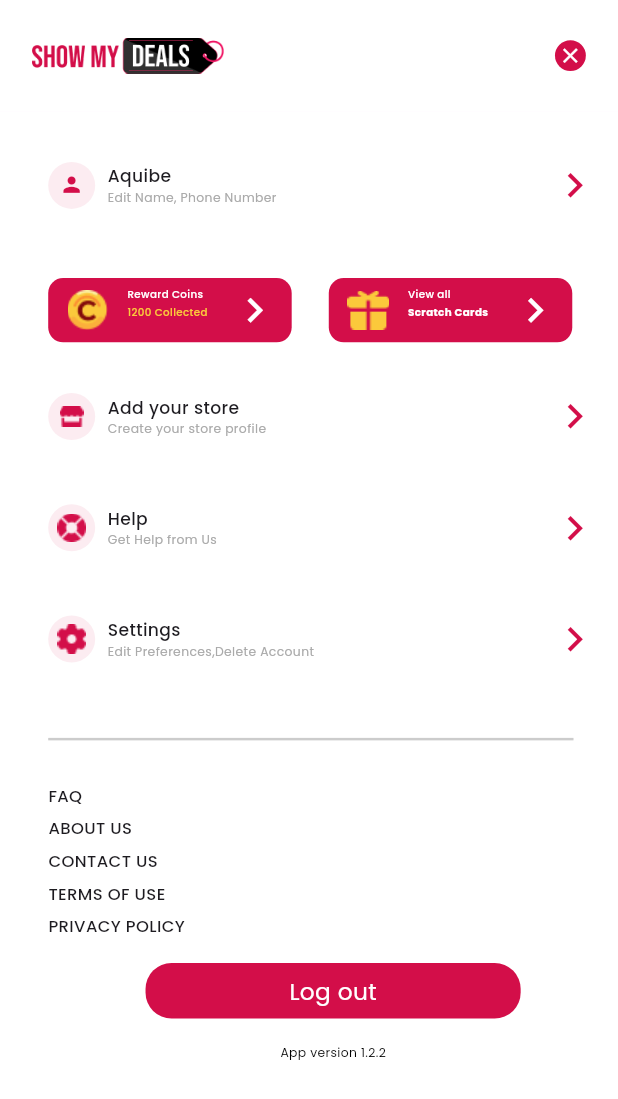
After one commit to Sabari-nath-p/showmyDeals, a Flutter app: the ProfileSettingScreen screen opened directly, on a phone screen of 412 x 824 dp. The commit adds this screen. Shown: the top 1099 px of the screen. Run offline on Flutter 3.47's test engine with Material 3 defaults, Android fonts, the phone set to English and light mode, and no system bars; our stand-ins replace flutter_svg, get, google_fonts, loading_animation_widget, pinput, sizer; missing offline and left inert: fl_country_code_picker.

Commit message:
settings

```diff
--- /dev/null
+++ b/lib/Screens/HomeScreen/views/ProfileSettings.dart
@@ -0,0 +1,255 @@
+import 'package:flutter/material.dart';
+import 'package:get/get.dart';
+import 'package:google_fonts/google_fonts.dart';
+import 'package:show_my_deals/Base/AppColor.dart';
+import 'package:show_my_deals/main.dart';
+import 'package:sizer/sizer.dart';
+
+class ProfileSettingScreen extends StatelessWidget {
+  const ProfileSettingScreen({super.key});
+
+  @override
+  Widget build(BuildContext context) {
+    return SafeArea(
+      child: Scaffold(
+         appBar: AppBar(
+
+          leadingWidth: 36.51.w,
+
+          backgroundColor: Colors.white,
+          toolbarHeight: 9.h,
+          leading: Row(
+            children: [
+              SizedBox(
+                width: 5.2.w,
+              ),
+              Expanded(
+                  child: Image.asset("lib/Base/Assets/Images/badgelogo.png")),
+            ],
+          ),
+          actions: [
+            Container(
+                width: 5.w,
+                height: 5.w,
+                decoration: BoxDecoration(
+                  shape: BoxShape.circle,
+                  color: Appc.PrimaryColor,
+
+                ),
+                child: Icon(Icons.close,size: 4.w,color: Colors.white,),
+            ),
+            SizedBox(
+              width: 5.2.w,
+              height: 6.h,
+            ),
+          ],),
+
+          body:  Container(
+            width: 100.w,
+            height: 100.h,
+            color: Colors.white,
+
+            child: Padding(
+              padding:EdgeInsets.only(left: 7.8.w),
+              child: Column(
+                crossAxisAlignment: CrossAxisAlignment.start,
+                children: [
+                  SizedBox(height: 4.h,),
+                  Row(
+                    children: [
+                      Container(
+                        width: 7.6.w,
+                        height: 7.6.w,
+
+                        decoration: BoxDecoration(shape: BoxShape.circle,
+                      color: Appc.PrimaryColor.withOpacity(.08)) ,
+                      child: Icon(Icons.person,size: 4.w,color: Appc.PrimaryColor,),
+                      ),
+                      SizedBox(width: 2.w,),
+                      Column(
+                        crossAxisAlignment: CrossAxisAlignment.start,
+                        children: [
+
+                          Text("Aquibe",style: GoogleFonts.poppins(fontWeight:FontWeight.w500,fontSize: 8.3333.sp ),),
+                           Text("Edit Name, Phone Number",style: GoogleFonts.poppins(fontWeight:FontWeight.w400,fontSize: 6.sp ,color: Color(0xffAAAAAA)),),
+                        ],
+                      ),
+                       Expanded(child: Container()),
+                            Icon(Icons.chevron_right,color: Appc.PrimaryColor,size: 4.h,),
+                            SizedBox(width: 3.w,),
+                    ],
+                  ),
+                  SizedBox(height: 5.5.h,),
+                  Row(
+                    children: [
+
+                      Container(
+                        width: 39.4.w,
+                        height: 5.2.h,
+
+                        decoration: BoxDecoration(color: Appc.PrimaryColor,borderRadius: BorderRadius.circular(10)),
+                        child: Row(
+                          children: [
+                            SizedBox(width: 3.w,),
+                            SizedBox(height:6.8.w ,width: 6.8.w,
+                            child: Image.asset("lib/Base/Assets/Images/coin.png"),),
+                            SizedBox(width: 3.w,),
+                            Column(
+                              crossAxisAlignment: CrossAxisAlignment.start,
+                              children: [
+                                SizedBox(height: 0.8.h,),
+                                  Text("Reward Coins",style: GoogleFonts.poppins(fontWeight:FontWeight.w500,fontSize: 5.sp ,color: Colors.white),),
+                         SizedBox(height: 0.2.h,),  Text("1200 Collected",style: GoogleFonts.poppins(fontWeight:FontWeight.w500,fontSize: 5.sp ,color: Color(0xffFBC93B)),),
+
+                              ],
+                            ),
+                            Expanded(child: Container()),
+                            Icon(Icons.chevron_right,color: Colors.white,size: 4.h,),
+                            SizedBox(width: 2.w,),
+                          ],
+                        ),
+                      ),
+                      SizedBox(width:6.w ,),
+                       Container(
+                        width: 39.4.w,
+                        height: 5.2.h,
+
+                        decoration: BoxDecoration(color: Appc.PrimaryColor,borderRadius: BorderRadius.circular(10)),
+                        child: Row(
+                          children: [
+                            SizedBox(width: 3.w,),
+                            SizedBox(height:6.8.w ,width: 6.8.w,
+                            child: Image.asset("lib/Base/Assets/Images/gift.png"),),
+                            SizedBox(width: 3.w,),
+                            Column(
+                              crossAxisAlignment: CrossAxisAlignment.start,
+                              children: [
+                                SizedBox(height: 0.8.h,),
+                                  Text("View all",style: GoogleFonts.poppins(fontWeight:FontWeight.w500,fontSize: 5.sp ,color: Colors.white),),
+                         SizedBox(height: 0.2.h,),  Text("Scratch Cards",style: GoogleFonts.poppins(fontWeight:FontWeight.w700,fontSize: 5.sp ,color: Colors.white),),
+
+                              ],
+                            ),
+                             Expanded(child: Container()),
+                            Icon(Icons.chevron_right,color: Colors.white,size: 4.h,),
+                            SizedBox(width: 2.w,),
+                          ],
+                        ),
+                      ),
+                    ],
+                  ),
+                  SizedBox(height: 4.h,),
+                   Row(
+                    children: [
+                       Container(
+                        width: 7.6.w,
+                        height: 7.6.w,
+
+                        decoration: BoxDecoration(shape: BoxShape.circle,
+                      color: Appc.PrimaryColor.withOpacity(.08)) ,
+                      child: Image.asset("lib/Base/Assets/Images/store.png",color: Appc.PrimaryColor,)
+                      ),
+                      SizedBox(width: 2.w,)
+                      ,Column(
+                        crossAxisAlignment: CrossAxisAlignment.start,
+                        children: [
+                                 Text("Add your store",style: GoogleFonts.poppins(fontWeight:FontWeight.w500,fontSize: 8.3333.sp ),),
+                           Text("Create your store profile",style: GoogleFonts.poppins(fontWeight:FontWeight.w400,fontSize: 6.sp ,color: Color(0xffAAAAAA)),),
+
+
+                        ],
+                      ),
+                      Expanded(child: Container()),
+                       Icon(Icons.chevron_right,color: Appc.PrimaryColor,size: 4.h,),
+                            SizedBox(width: 3.w,),
+                    ],
+                   ),
+                   SizedBox(height: 5.h,),
+                    Row(
+                    children: [
+                       Container(
+                        width: 7.6.w,
+                        height: 7.6.w,
+
+                        decoration: BoxDecoration(shape: BoxShape.circle,
+                      color: Appc.PrimaryColor.withOpacity(.08)) ,
+                      child: Image.asset("lib/Base/Assets/Images/help.png",color: Appc.PrimaryColor,)
+                      ),
+                      SizedBox(width: 2.w,)
+                      ,Column(
+                        crossAxisAlignment: CrossAxisAlignment.start,
+                        children: [
+                                 Text("Help",style: GoogleFonts.poppins(fontWeight:FontWeight.w500,fontSize: 8.3333.sp ),),
+                           Text("Get Help from Us",style: GoogleFonts.poppins(fontWeight:FontWeight.w400,fontSize: 6.sp ,color: Color(0xffAAAAAA)),),
+
+
+                        ],
+                      ),
+                      Expanded(child: Container()),
+                       Icon(Icons.chevron_right,color: Appc.PrimaryColor,size: 4.h,),
+                            SizedBox(width: 3.w,),
+                    ],
+                   ),
+                   SizedBox(height: 5.h,),
+                    Row(
+                    children: [
+                       Container(
+                        width: 7.6.w,
+                        height: 7.6.w,
+
+                        decoration: BoxDecoration(shape: BoxShape.circle,
+                      color: Appc.PrimaryColor.withOpacity(.08)) ,
+                      child: Image.asset("lib/Base/Assets/Images/setting.png",color: Appc.PrimaryColor,)
+                      ),
+                      SizedBox(width: 2.w,)
+                      ,Column(
+                        crossAxisAlignment: CrossAxisAlignment.start,
+                        children: [
+                                 Text("Settings",style: GoogleFonts.poppins(fontWeight:FontWeight.w500,fontSize: 8.3333.sp ),),
+                           Text("Edit Preferences,Delete Account",style: GoogleFonts.poppins(fontWeight:FontWeight.w400,fontSize: 6.sp ,color: Color(0xffAAAAAA)),),
+
+
+                        ],
+                      ),
+                      Expanded(child: Container()),
+                       Icon(Icons.chevron_right,color: Appc.PrimaryColor,size: 4.h,),
+                            SizedBox(width: 3.w,),
+                    ],
+                   ),
+                   SizedBox(height: 6.h,),
+                   Container(
+                    width: 85.w,
+                    height: 0.2.h,
+                    color: Color(0xffAAAAAA).withOpacity(0.6),
+                   ),
+                   SizedBox(height: 3.5.h,),
+                    Text("FAQ",style: GoogleFonts.poppins(fontWeight:FontWeight.w500,fontSize: 8.sp ),),
+                    SizedBox(height: 0.7.h,),    Text("ABOUT US",style: GoogleFonts.poppins(fontWeight:FontWeight.w500,fontSize: 8.sp ),),
+                      SizedBox(height: 0.7.h,),     Text("CONTACT US",style: GoogleFonts.poppins(fontWeight:FontWeight.w500,fontSize: 8.sp ),),
+                      SizedBox(height: 0.7.h,),     Text("TERMS OF USE",style: GoogleFonts.poppins(fontWeight:FontWeight.w500,fontSize: 8.sp ),),
+                     SizedBox(height: 0.7.h,),      Text("PRIVACY POLICY",style: GoogleFonts.poppins(fontWeight:FontWeight.w500,fontSize: 8.sp ),),
+                        SizedBox(height: 2.h,),
+                      Align(
+                        alignment: Alignment.center,
+                        child: Container(
+                          width: 60.7.w,
+                          height: 4.5.h,
+                          alignment: Alignment.center,
+                          decoration: BoxDecoration(color: Appc.PrimaryColor,borderRadius: BorderRadius.circular(17.3)),
+                        child: Text("Log out",style: GoogleFonts.poppins(fontSize: 11.3.sp,fontWeight: FontWeight.w400,color: Colors.white),),
+                        ),
+
+                      ) ,
+                      SizedBox(height: 2.h,) ,
+       Align(
+      alignment: Alignment.center,
+      child: Text("App version 1.2.2",style: GoogleFonts.poppins(fontWeight:FontWeight.w400,fontSize: 6.sp ,color: Colors.black))),
+
+                ],
+              ),
+            ),
+          ) ,
+      ),
+    );
+  }
+}
--- a/lib/main.dart
+++ b/lib/main.dart
@@ -5,6 +5,7 @@ import 'package:get/get.dart';
 import 'package:get/route_manager.dart';
 import 'package:http/http.dart';
 import 'package:show_my_deals/Screens/AuthenticationScreen/AuthenticationScreenMain.dart';
+import 'package:show_my_deals/Screens/HomeScreen/views/ProfileSettings.dart';
 import 'package:show_my_deals/appConfig.dart';
 import 'package:show_my_deals/src/InitialiseData.dart';
 import 'package:sizer/sizer.dart';
@@ -13,11 +14,11 @@ final GlobalKey<NavigatorState> navigatorKey = new GlobalKey<NavigatorState>();
 List DistrictList = [];
 void main() async {
   await WidgetsFlutterBinding.ensureInitialized();
-  final Response = await get(Uri.parse(AppConfig.endpoint + "districts"));
-  if (Response.statusCode == 200) {
-    var data = json.decode(Response.body);
-    DistrictList = data["districts"];
-  }
+  // final Response = await get(Uri.parse(AppConfig.endpoint + "districts"));
+  // if (Response.statusCode == 200) {
+  //   var data = json.decode(Response.body);
+  //   DistrictList = data["districts"];
+  // }
   print(DistrictList);
   runApp(ShowMyDeals());
 }
```
Also changed, not shown: lib/Base/Assets/Images/coin.png (added), lib/Base/Assets/Images/gift.png (added), lib/Base/Assets/Images/help.png (added), lib/Base/Assets/Images/setting.png (added), lib/Base/Assets/Images/store.png (added), pubspec.lock.
